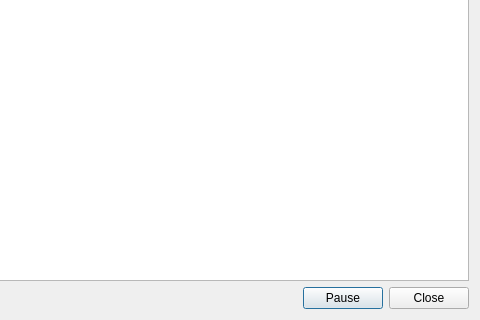
First picture: the form in BackgroundTaskManager/JobViewer.ui, repository centic9/kphotoalbum-ppa, before the edit; both pictures show x 321 to 801 and y 395 to 715 of the 801 by 715 pixel window.
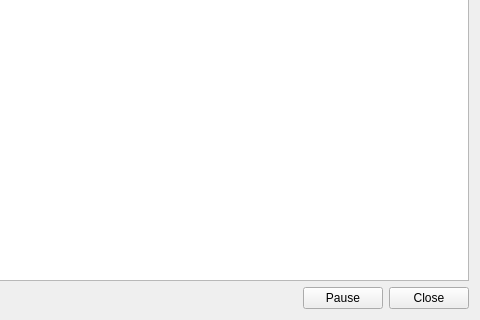
Second picture: the form after the edit.

```diff
--- a/BackgroundTaskManager/JobViewer.ui
+++ b/BackgroundTaskManager/JobViewer.ui
@@ -1,7 +1,7 @@
 <?xml version="1.0" encoding="UTF-8"?>
 <ui version="4.0">
  <class>JobViewer</class>
- <widget class="QDialog" name="JobViewer">
+ <widget class="QWidget" name="JobViewer">
   <property name="geometry">
    <rect>
     <x>0</x>
```
Left out of the diff: 19 changed lines with no effect on the pictures.
